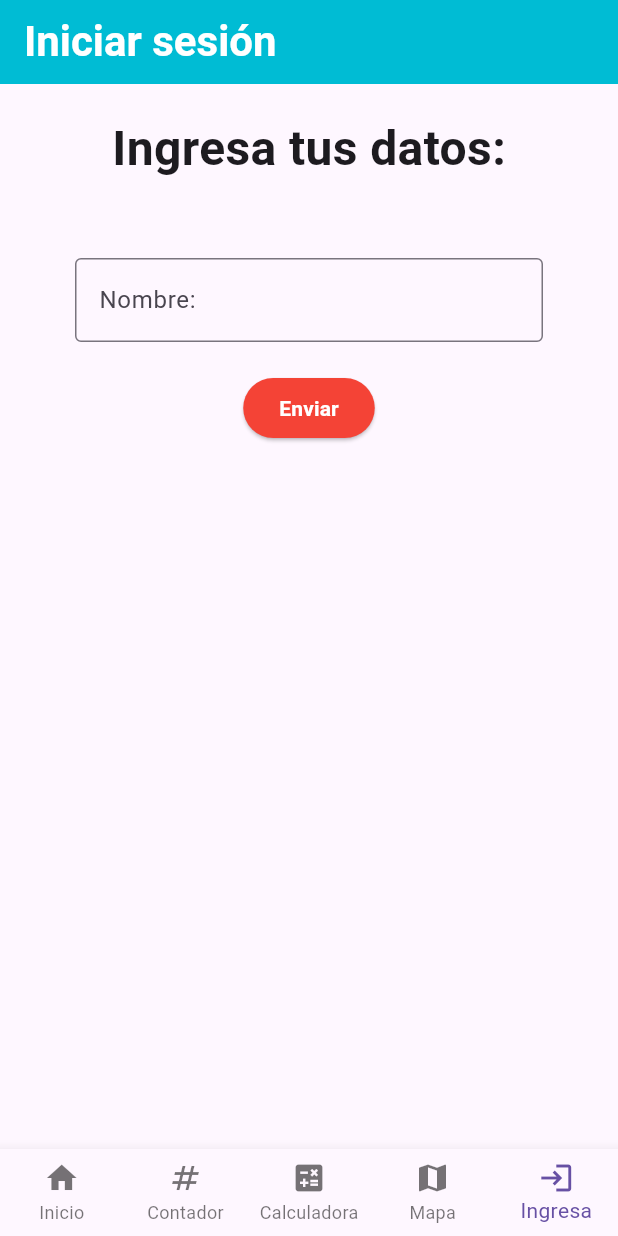
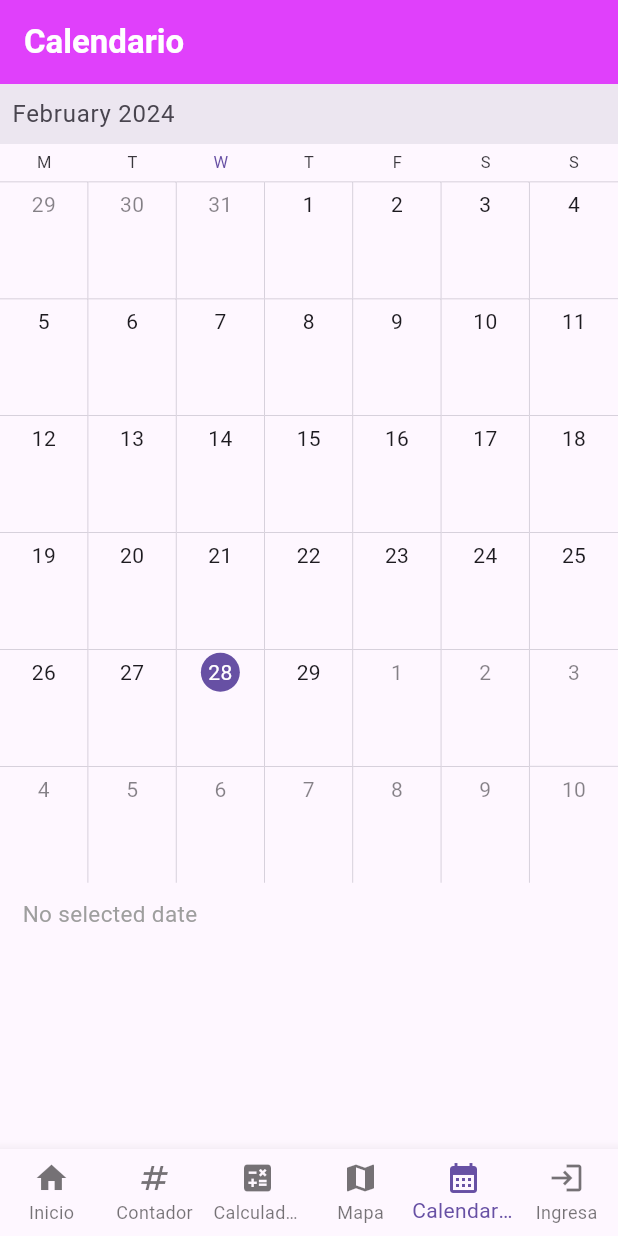
Before and after one commit to ElGg01/general_app, a Flutter app: the screen it shows after launch, item 5 of the bottom bar chosen, on a phone screen of 412 x 824 dp. Run offline on Flutter 3.47's test engine with Material 3 defaults, Android fonts, the phone set to English and light mode, and no system bars; drawn by our look-alikes of syncfusion_flutter_calendar; our stand-ins replace cloud_firestore, firebase_core, geolocator, shared_preferences; accounts and stored records are empty.

Commit message:
Calendar

```diff
--- a/lib/main.dart
+++ b/lib/main.dart
@@ -1,6 +1,7 @@
 import 'package:flutter/material.dart';
 import 'package:general_app/pages/about.dart';
 import 'package:general_app/pages/calculator.dart';
+import 'package:general_app/pages/calendar.dart';
 import 'package:general_app/pages/get_into.dart';
 import 'pages/home_page.dart';
 import 'pages/counter.dart';
@@ -31,6 +32,7 @@ class _AppState extends State<App> {
     const Counter(),
     const Calculator(),
     const Map(),
+    const Calendar()
   ];
 
   void _home(int n) {
@@ -72,7 +74,9 @@ class _AppState extends State<App> {
             BottomNavigationBarItem(
                 icon: Icon(Icons.calculate), label: 'Calculadora'),
             BottomNavigationBarItem(icon: Icon(Icons.map), label: 'Mapa'),
-            BottomNavigationBarItem(icon: Icon(Icons.login), label: 'Ingresa')
+            BottomNavigationBarItem(
+                icon: Icon(Icons.calendar_month), label: 'Calendario'),
+            BottomNavigationBarItem(icon: Icon(Icons.login), label: 'Ingresa'),
           ],
           currentIndex: _selectedIndex,
           onTap: _onItemTapped,
--- /dev/null
+++ b/lib/pages/calendar.dart
@@ -0,0 +1,114 @@
+import 'package:cloud_firestore/cloud_firestore.dart';
+import 'package:flutter/material.dart';
+import 'package:syncfusion_flutter_calendar/calendar.dart';
+import 'package:firebase_core/firebase_core.dart';
+
+class Calendar extends StatefulWidget {
+  const Calendar({super.key});
+
+  @override
+  State<Calendar> createState() => _CalendarState();
+}
+
+class _CalendarState extends State<Calendar> {
+  final db = FirebaseFirestore.instance;
+
+  late List<Meeting> meetings = [];
+
+  Future<void> _cargarDatos() async {
+    await db.collection('calendario').get().then((documentos) {
+      List<Meeting> m = [];
+      for (var doc in documentos.docs) {
+        final datos = doc.data();
+        final nombre = datos['Nombre'];
+        final inicio = (datos['Inicio'] as Timestamp).toDate();
+        final fin = (datos['Fin'] as Timestamp).toDate();
+        final color = Color(datos['Color']);
+        m.add(Meeting(nombre, inicio, fin, color, false));
+      }
+      setState(() {
+        meetings = m;
+      });
+    });
+  }
+
+  @override
+  void initState() {
+    super.initState();
+    _cargarDatos();
+  }
+
+  List<Meeting> _getDataSource() {
+    final List<Meeting> meetings = <Meeting>[];
+    final DateTime today = DateTime.now();
+    final DateTime startTime = DateTime(2024, 3, 1, 7, 0, 0);
+    final DateTime endTime = startTime.add(const Duration(days: 2));
+    meetings.add(
+        Meeting('Paro', startTime, endTime, const Color(0xFF0F8644), false));
+    meetings.add(Meeting('Pollo', DateTime(2024, 2, 28, 15, 0, 0),
+        DateTime(2024, 2, 28, 19, 0, 0), const Color(0xFF440044), false));
+    return meetings;
+  }
+
+  @override
+  Widget build(BuildContext context) {
+    return Scaffold(
+      appBar: AppBar(
+        title: const Text(
+          'Calendario',
+          style: TextStyle(color: Colors.white, fontWeight: FontWeight.bold),
+        ),
+        backgroundColor: Colors.purpleAccent,
+      ),
+      body: Center(
+        child: SfCalendar(
+          view: CalendarView.month,
+          firstDayOfWeek: 1,
+          monthViewSettings: const MonthViewSettings(showAgenda: true),
+          dataSource: MeetingDataSource(meetings),
+        ),
+      ),
+    );
+  }
+}
+
+class MeetingDataSource extends CalendarDataSource {
+  MeetingDataSource(List<Meeting> source) {
+    appointments = source;
+  }
+
+  @override
+  DateTime getStartTime(int index) {
+    return appointments![index].from;
+  }
+
+  @override
+  DateTime getEndTime(int index) {
+    return appointments![index].to;
+  }
+
+  @override
+  String getSubject(int index) {
+    return appointments![index].eventName;
+  }
+
+  @override
+  Color getColor(int index) {
+    return appointments![index].background;
+  }
+
+  @override
+  bool isAllDay(int index) {
+    return appointments![index].isAllDay;
+  }
+}
+
+class Meeting {
+  Meeting(this.eventName, this.from, this.to, this.background, this.isAllDay);
+
+  String eventName;
+  DateTime from;
+  DateTime to;
+  Color background;
+  bool isAllDay;
+}
--- a/pubspec.yaml
+++ b/pubspec.yaml
@@ -39,6 +39,7 @@ dependencies:
   cupertino_icons: ^1.0.2
   firebase_core: ^2.25.4
   cloud_firestore: ^4.15.5
+  syncfusion_flutter_calendar: ^23.0.0
 
 dev_dependencies:
   flutter_test:
```
Also changed, not shown: lib/pages/addEvent.dart (added), pubspec.lock.
